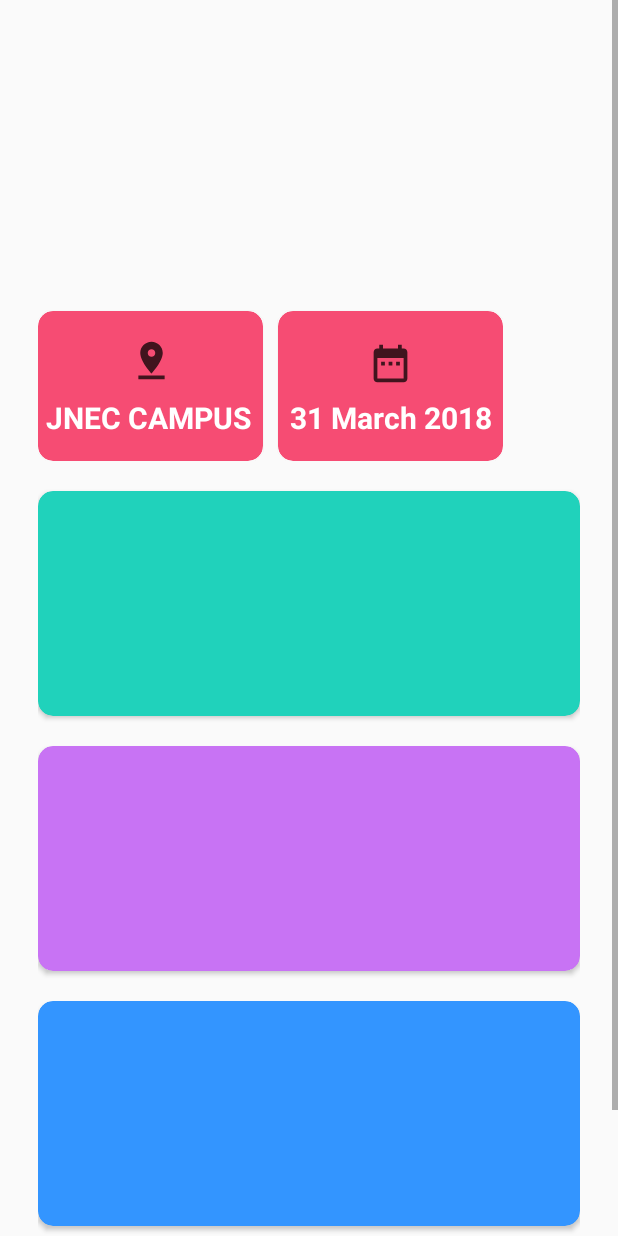
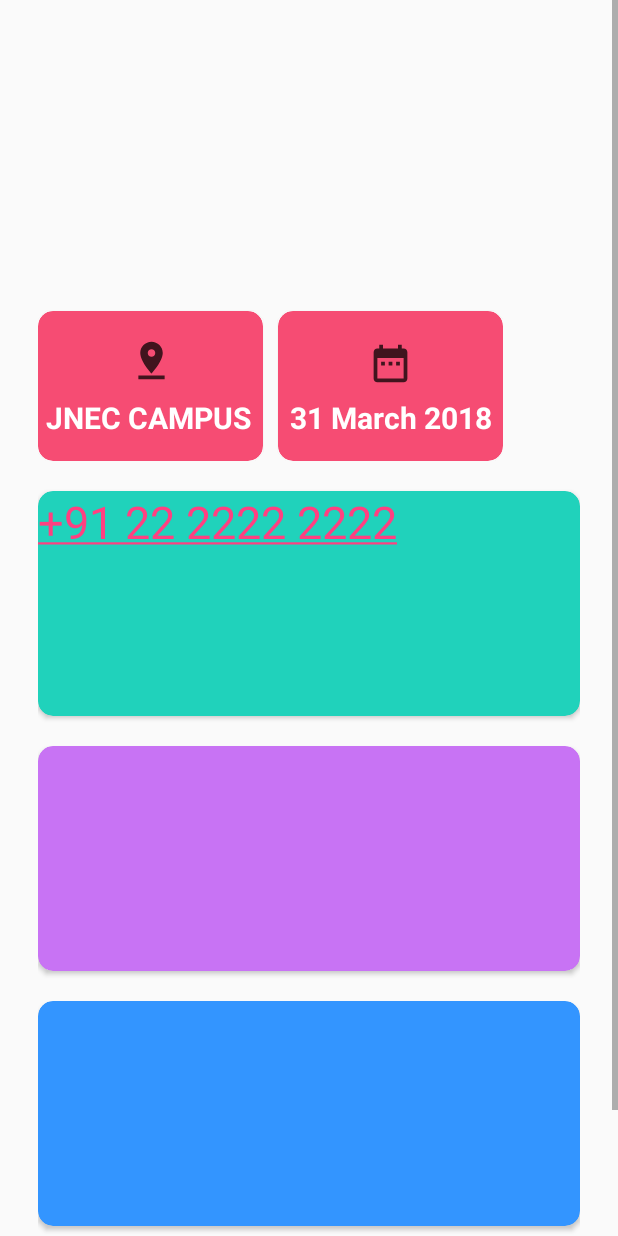
Before and after one commit to Imrozquazi/Agnitio, an Android app: the layout activity_event_4__cse.xml on its own in the app's theme, with its tools: preview values and no code run, on a phone screen of 412 x 824 dp. Run offline under Robolectric (Android 15) with nearby library versions, the phone set to English and light mode, and no system bars.

Commit message:
Events Updates

```diff
--- a/app/src/main/AndroidManifest.xml
+++ b/app/src/main/AndroidManifest.xml
@@ -3,6 +3,7 @@
     package="example.imrozquazi.cover_flow">
 
     <uses-permission android:name="android.permission.INTERNET" />
+    <uses-permission android:name="android.permission.CALL_PHONE" />
 
     <application
         android:allowBackup="true"
--- a/app/src/main/res/layout/activity_event_4__cse.xml
+++ b/app/src/main/res/layout/activity_event_4__cse.xml
@@ -133,6 +133,18 @@
                 app:cardBackgroundColor="@color/bg_screen2"
                 app:cardCornerRadius="10dp">
 
+                <TextView
+                    android:layout_width="wrap_content"
+                    android:layout_height="wrap_content"
+                    android:id="@+id/phoneNumber"
+                    android:autoLink="phone"
+                    android:textSize="30dp"
+                    android:textColor="@color/white"
+                    android:linksClickable="true"
+
+                    android:text="+91 22 2222 2222"
+                    />
+
 
             </android.support.v7.widget.CardView>
 
```
